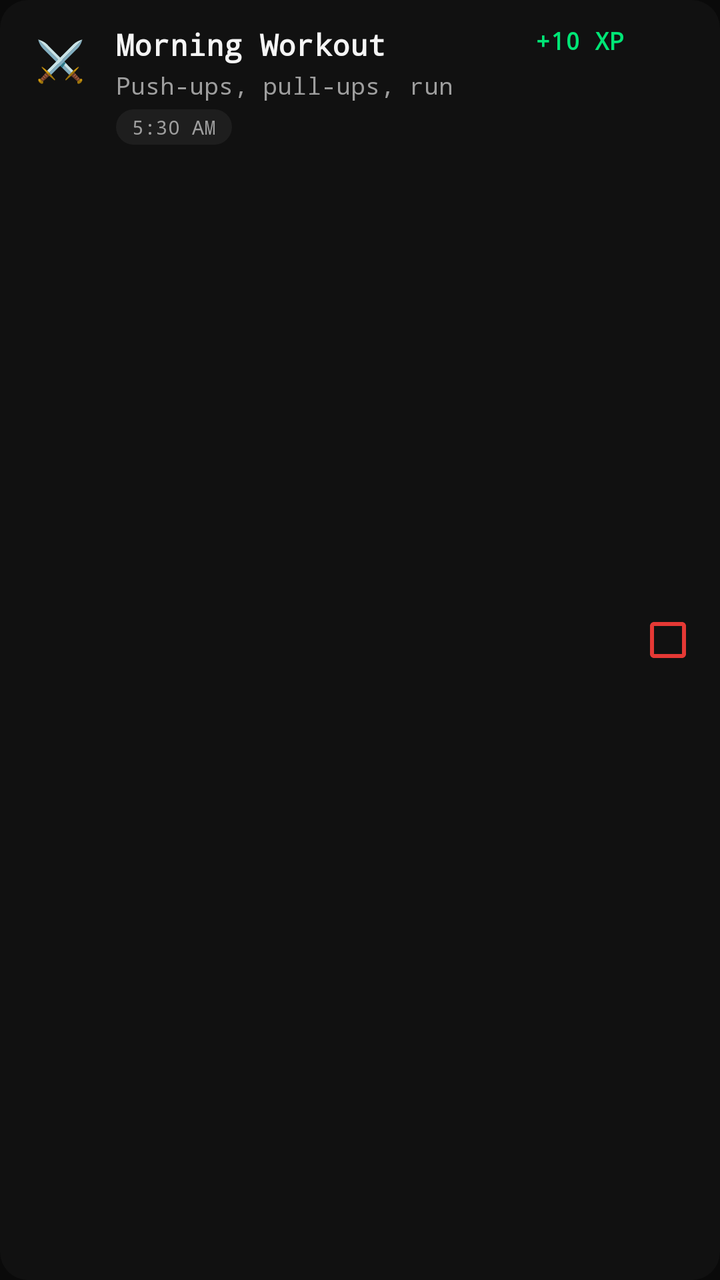
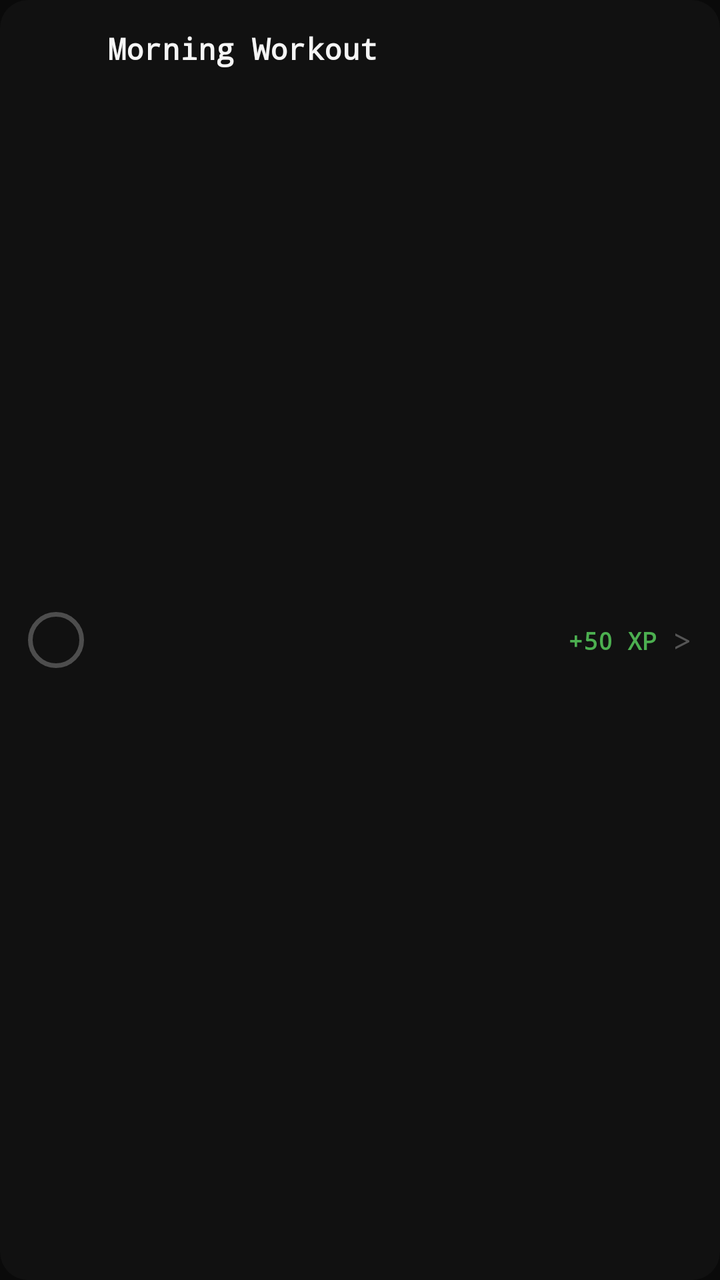

Two renders of the same Android screen: before a commit and after it. Below are the layout's source before the change and the commit's diff.
<!-- AndroidManifest.xml: application theme Theme.Forge -->
<!-- res/layout/item_labor.xml -->
<?xml version="1.0" encoding="utf-8"?>
<androidx.constraintlayout.widget.ConstraintLayout
    xmlns:android="http://schemas.android.com/apk/res/android"
    xmlns:app="http://schemas.android.com/apk/res-auto"
    android:layout_width="match_parent"
    android:layout_height="wrap_content"
    android:background="@drawable/bg_card"
    android:padding="12dp"
    android:layout_marginBottom="8dp">

    
    <TextView
        android:id="@+id/tv_emoji"
        android:layout_width="36dp"
        android:layout_height="36dp"
        android:text="⚔️"
        android:textSize="20sp"
        android:gravity="center"
        app:layout_constraintTop_toTopOf="parent"
        app:layout_constraintStart_toStartOf="parent" />

    
    <TextView
        android:id="@+id/tv_labor_name"
        android:layout_width="0dp"
        android:layout_height="wrap_content"
        android:text="Morning Workout"
        android:textColor="#F5F5F5"
        android:textSize="15sp"
        android:fontFamily="monospace"
        android:textStyle="bold"
        android:layout_marginStart="10dp"
        android:maxLines="1"
        android:ellipsize="end"
        app:layout_constraintTop_toTopOf="parent"
        app:layout_constraintStart_toEndOf="@id/tv_emoji"
        app:layout_constraintEnd_toStartOf="@id/tv_xp_reward" />

    
    <TextView
        android:id="@+id/tv_labor_desc"
        android:layout_width="0dp"
        android:layout_height="wrap_content"
        android:text="Push-ups, pull-ups, run"
        android:textColor="#9E9E9E"
        android:textSize="12sp"
        android:fontFamily="monospace"
        android:maxLines="1"
        android:ellipsize="end"
        android:layout_marginStart="10dp"
        android:layout_marginTop="2dp"
        app:layout_constraintTop_toBottomOf="@id/tv_labor_name"
        app:layout_constraintStart_toEndOf="@id/tv_emoji"
        app:layout_constraintEnd_toStartOf="@id/tv_xp_reward" />

    
    <TextView
        android:id="@+id/tv_labor_time"
        android:layout_width="wrap_content"
        android:layout_height="wrap_content"
        android:text="5:30 AM"
        android:textColor="#9E9E9E"
        android:textSize="10sp"
        android:fontFamily="monospace"
        android:background="@drawable/bg_pill"
        android:paddingHorizontal="8dp"
        android:paddingVertical="2dp"
        android:layout_marginStart="10dp"
        android:layout_marginTop="4dp"
        app:layout_constraintTop_toBottomOf="@id/tv_labor_desc"
        app:layout_constraintStart_toEndOf="@id/tv_emoji" />

    
    <TextView
        android:id="@+id/tv_xp_reward"
        android:layout_width="wrap_content"
        android:layout_height="wrap_content"
        android:text="+10 XP"
        android:textColor="#00E676"
        android:textSize="12sp"
        android:fontFamily="monospace"
        android:textStyle="bold"
        android:layout_marginEnd="8dp"
        app:layout_constraintTop_toTopOf="parent"
        app:layout_constraintEnd_toStartOf="@id/cb_done" />

    
    <CheckBox
        android:id="@+id/cb_done"
        android:layout_width="28dp"
        android:layout_height="28dp"
        android:buttonTint="#E53935"
        app:layout_constraintTop_toTopOf="parent"
        app:layout_constraintBottom_toBottomOf="parent"
        app:layout_constraintEnd_toEndOf="parent" />

</androidx.constraintlayout.widget.ConstraintLayout>
<!-- resources referenced by this layout -->
<resources>
  <!-- drawable bg_card (drawable) -->
  <?xml version="1.0" encoding="utf-8"?>
  <shape xmlns:android="http://schemas.android.com/apk/res/android"
      android:shape="rectangle">
      <solid android:color="@color/surface1" />
      <corners android:radius="@dimen/radius_xl" />
  </shape>
  <!-- drawable bg_pill (drawable) -->
  <?xml version="1.0" encoding="utf-8"?>
  <shape xmlns:android="http://schemas.android.com/apk/res/android"
      android:shape="rectangle">
      <solid android:color="@color/surface3" />
      <corners android:radius="@dimen/radius_pill" />
  </shape>
  <style name="Theme.Forge" parent="Theme.Material3.Dark.NoActionBar">
          <item name="colorPrimary">@color/red</item>
          <item name="colorPrimaryContainer">@color/red_alpha30</item>
          <item name="colorOnPrimary">@color/white</item>
          <item name="colorSecondary">@color/red</item>
          <item name="colorSecondaryContainer">@color/red_alpha20</item>
          <item name="colorOnSecondary">@color/white</item>
          <item name="colorSurface">@color/surface1</item>
          <item name="colorOnSurface">@color/fg</item>
          <item name="colorSurfaceVariant">@color/surface2</item>
          <item name="colorOnSurfaceVariant">@color/fg2</item>
          <item name="colorError">@color/red_light</item>
          <item name="colorOnError">@color/white</item>
          <item name="android:colorBackground">@color/bg</item>
          <item name="colorOnBackground">@color/fg</item>
          <item name="android:windowBackground">@color/bg</item>
          <item name="android:statusBarColor">@color/bg</item>
          <item name="android:navigationBarColor">@color/bg</item>
          <item name="android:windowLightStatusBar">false</item>
          <item name="android:windowLightNavigationBar">false</item>
          <item name="android:textColorPrimary">@color/fg</item>
          <item name="android:textColorSecondary">@color/fg2</item>
          <item name="android:textColorHint">@color/fg3</item>
          <item name="android:fontFamily">monospace</item>
      </style>
  <color name="surface1">#FF111111</color>
  <dimen name="radius_xl">14dp</dimen>
  <color name="surface3">#FF1E1E1E</color>
  <dimen name="radius_pill">50dp</dimen>
  <color name="red">#FFE53935</color>
  <color name="red_alpha30">#4DE53935</color>
  <color name="white">#FFFFFFFF</color>
  <color name="red_alpha20">#33E53935</color>
  <color name="fg">#FFF5F5F5</color>
  <color name="surface2">#FF171717</color>
  <color name="fg2">#FF9E9E9E</color>
  <color name="red_light">#FFFF5252</color>
  <color name="bg">#FF0A0A0A</color>
  <color name="fg3">#FF555555</color>
</resources>

<!-- the commit's change to res/layout/item_labor.xml (unified diff, before → after) -->
@@ -5,18 +5,18 @@
     android:layout_width="match_parent"
     android:layout_height="wrap_content"
     android:background="@drawable/bg_card"
-    android:padding="12dp"
+    android:padding="14dp"
     android:layout_marginBottom="8dp">
 
     
-    <TextView
-        android:id="@+id/tv_emoji"
-        android:layout_width="36dp"
-        android:layout_height="36dp"
-        android:text="⚔️"
-        android:textSize="20sp"
-        android:gravity="center"
+    <ImageView
+        android:id="@+id/iv_labor_check"
+        android:layout_width="28dp"
+        android:layout_height="28dp"
+        android:src="@drawable/widget_check_pending"
+        android:contentDescription="Status"
         app:layout_constraintTop_toTopOf="parent"
+        app:layout_constraintBottom_toBottomOf="parent"
         app:layout_constraintStart_toStartOf="parent" />
 
     
@@ -27,13 +27,12 @@
         android:text="Morning Workout"
         android:textColor="#F5F5F5"
         android:textSize="15sp"
-        android:fontFamily="monospace"
         android:textStyle="bold"
-        android:layout_marginStart="10dp"
+        android:layout_marginStart="12dp"
         android:maxLines="1"
         android:ellipsize="end"
         app:layout_constraintTop_toTopOf="parent"
-        app:layout_constraintStart_toEndOf="@id/tv_emoji"
+        app:layout_constraintStart_toEndOf="@id/iv_labor_check"
         app:layout_constraintEnd_toStartOf="@id/tv_xp_reward" />
 
     
@@ -41,55 +40,39 @@
         android:id="@+id/tv_labor_desc"
         android:layout_width="0dp"
         android:layout_height="wrap_content"
-        android:text="Push-ups, pull-ups, run"
+        android:text=""
         android:textColor="#9E9E9E"
         android:textSize="12sp"
-        android:fontFamily="monospace"
         android:maxLines="1"
         android:ellipsize="end"
-        android:layout_marginStart="10dp"
+        android:layout_marginStart="12dp"
         android:layout_marginTop="2dp"
         app:layout_constraintTop_toBottomOf="@id/tv_labor_name"
-        app:layout_constraintStart_toEndOf="@id/tv_emoji"
+        app:layout_constraintStart_toEndOf="@id/iv_labor_check"
         app:layout_constraintEnd_toStartOf="@id/tv_xp_reward" />
-
-    
-    <TextView
-        android:id="@+id/tv_labor_time"
-        android:layout_width="wrap_content"
-        android:layout_height="wrap_content"
-        android:text="5:30 AM"
-        android:textColor="#9E9E9E"
-        android:textSize="10sp"
-        android:fontFamily="monospace"
-        android:background="@drawable/bg_pill"
-        android:paddingHorizontal="8dp"
-        android:paddingVertical="2dp"
-        android:layout_marginStart="10dp"
-        android:layout_marginTop="4dp"
-        app:layout_constraintTop_toBottomOf="@id/tv_labor_desc"
-        app:layout_constraintStart_toEndOf="@id/tv_emoji" />
 
     
     <TextView
         android:id="@+id/tv_xp_reward"
         android:layout_width="wrap_content"
         android:layout_height="wrap_content"
-        android:text="+10 XP"
-        android:textColor="#00E676"
+        android:text="+50 XP"
+        android:textColor="#4CAF50"
         android:textSize="12sp"
-        android:fontFamily="monospace"
         android:textStyle="bold"
         android:layout_marginEnd="8dp"
         app:layout_constraintTop_toTopOf="parent"
-        app:layout_constraintEnd_toStartOf="@id/cb_done" />
+        app:layout_constraintBottom_toBottomOf="parent"
+        app:layout_constraintEnd_toStartOf="@id/iv_chevron" />
 
     
-    <CheckBox
-        android:id="@+id/cb_done"
-        android:layout_width="28dp"
-        android:layout_height="28dp"
-        android:buttonTint="#E53935"
+    <TextView
+        android:id="@+id/iv_chevron"
+        android:layout_width="wrap_content"
+        android:layout_height="wrap_content"
+        android:text=">"
+        android:textColor="#555555"
+        android:textSize="16sp"
         app:layout_constraintTop_toTopOf="parent"
         app:layout_constraintBottom_toBottomOf="parent"
         app:layout_constraintEnd_toEndOf="parent" />
<!-- resource entries referenced after the edit -->
@@ -7,12 +7,13 @@
       <solid android:color="@color/surface1" />
       <corners android:radius="@dimen/radius_xl" />
   </shape>
-  <!-- drawable bg_pill (drawable) -->
+  <!-- drawable widget_check_pending (drawable) -->
   <?xml version="1.0" encoding="utf-8"?>
   <shape xmlns:android="http://schemas.android.com/apk/res/android"
-      android:shape="rectangle">
-      <solid android:color="@color/surface3" />
-      <corners android:radius="@dimen/radius_pill" />
+      android:shape="oval">
+      <stroke android:width="1.5dp" android:color="#40ffffff"/>
+      <solid android:color="#00000000"/>
+      <size android:width="20dp" android:height="20dp"/>
   </shape>
   <style name="Theme.Forge" parent="Theme.Material3.Dark.NoActionBar">
           <item name="colorPrimary">@color/red</item>
@@ -41,8 +42,6 @@
       </style>
   <color name="surface1">#FF111111</color>
   <dimen name="radius_xl">14dp</dimen>
-  <color name="surface3">#FF1E1E1E</color>
-  <dimen name="radius_pill">50dp</dimen>
   <color name="red">#FFE53935</color>
   <color name="red_alpha30">#4DE53935</color>
   <color name="white">#FFFFFFFF</color>
